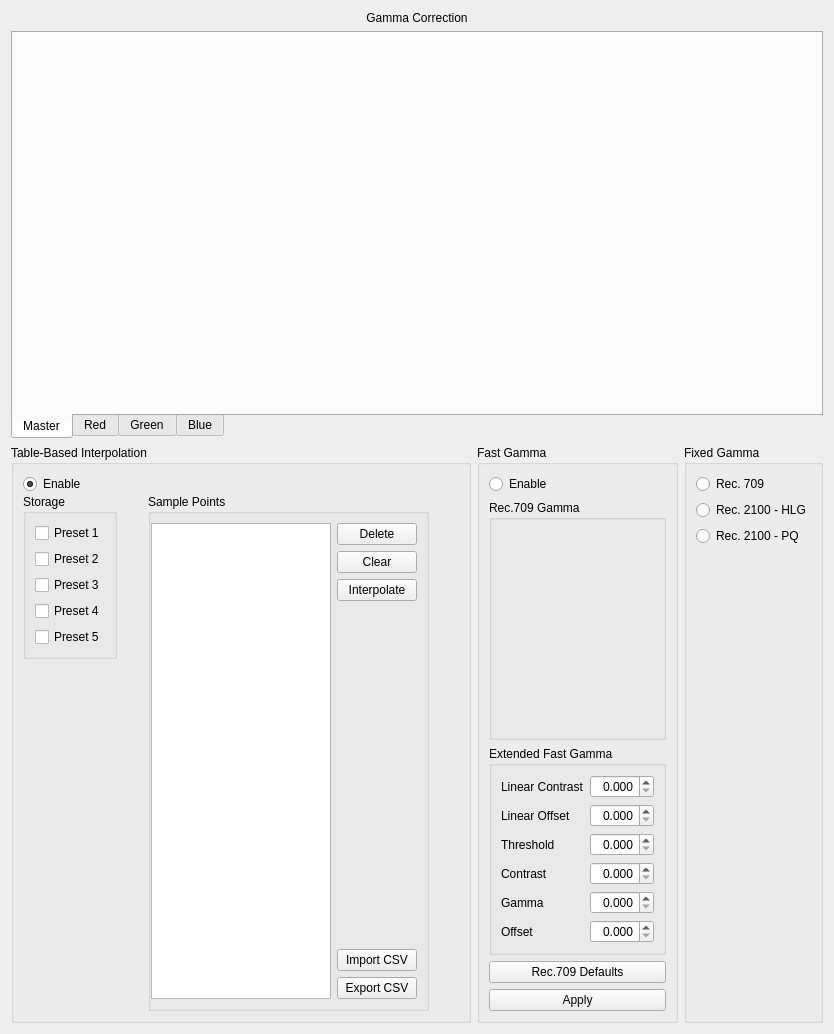
The window that dct_widgets/lutbox/lutbox.ui (KAYA-Instruments/SDI-Control-Point) describes before a commit, drawn with Qt 5.
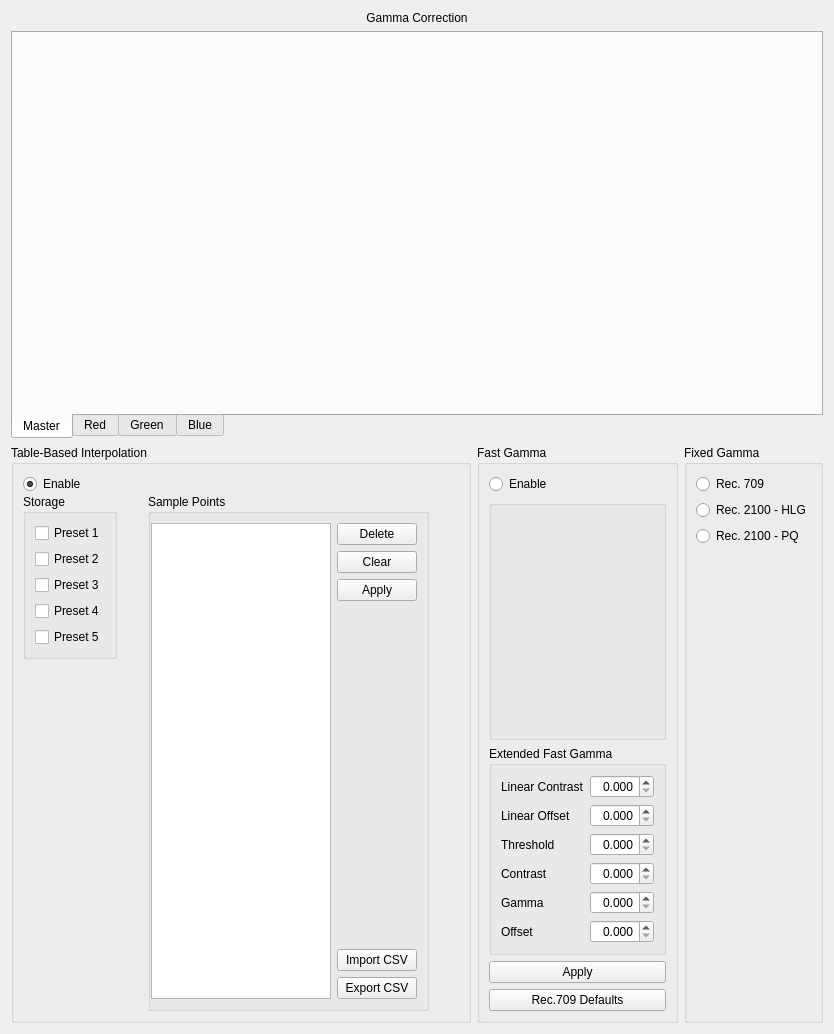
The same window after the commit. Icons and pictures are not drawn. Custom widgets are drawn as their Qt base class.

```diff
--- a/dct_widgets/lutbox/lutbox.ui
+++ b/dct_widgets/lutbox/lutbox.ui
@@ -447,7 +447,7 @@
                   <enum>Qt::StrongFocus</enum>
                  </property>
                  <property name="text">
-                  <string>Interpolate</string>
+                  <string>Apply</string>
                  </property>
                 </widget>
                </item>
@@ -556,7 +556,7 @@
            <string>SingleChannelKnobBox</string>
           </property>
           <property name="title">
-           <string>Rec.709 Gamma</string>
+           <string/>
           </property>
           <property name="maxRounds" stdset="0">
            <number>3</number>
@@ -920,16 +920,6 @@
           </layout>
          </widget>
         </item>
-        <item>
-         <widget class="QPushButton" name="btnDefaultRec709">
-          <property name="focusPolicy">
-           <enum>Qt::StrongFocus</enum>
-          </property>
-          <property name="text">
-           <string>Rec.709 Defaults</string>
-          </property>
-         </widget>
-        </item>
         <item>
          <widget class="QPushButton" name="btnSetRec709">
           <property name="focusPolicy">
@@ -940,6 +930,16 @@
           </property>
          </widget>
         </item>
+        <item>
+         <widget class="QPushButton" name="btnDefaultRec709">
+          <property name="focusPolicy">
+           <enum>Qt::StrongFocus</enum>
+          </property>
+          <property name="text">
+           <string>Rec.709 Defaults</string>
+          </property>
+         </widget>
+        </item>
        </layout>
       </widget>
      </item>
```
Left out of the diff: 136 changed lines with no effect on the pictures.
